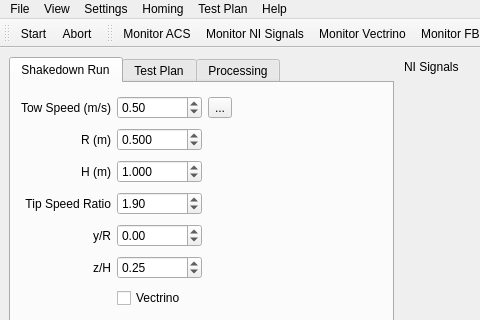
The window that gui/mainwindow.ui (petebachant/TurbineDAQ) describes before a commit, drawn with Qt 5; both pictures show x 0 to 480 and y 0 to 320 of the 1168 by 853 pixel window.
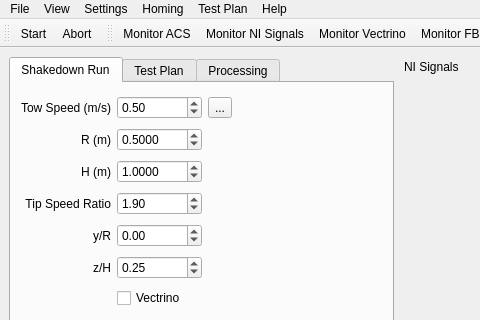
The same window after the commit. Icons and pictures are not drawn. Custom widgets are drawn as their Qt base class.

Commit message: Allow specification of shakedown geometry to 4 decimals

```diff
--- a/gui/mainwindow.ui
+++ b/gui/mainwindow.ui
@@ -895,7 +895,7 @@
          <item row="1" column="1">
           <widget class="QDoubleSpinBox" name="doubleSpinBox_turbineRadius">
            <property name="decimals">
-            <number>3</number>
+            <number>4</number>
            </property>
            <property name="singleStep">
             <double>0.010000000000000</double>
@@ -918,7 +918,7 @@
          <item row="2" column="1">
           <widget class="QDoubleSpinBox" name="doubleSpinBox_turbineHeight">
            <property name="decimals">
-            <number>3</number>
+            <number>4</number>
            </property>
            <property name="singleStep">
             <double>0.100000000000000</double>
```
The commit also changes 2 other files.
